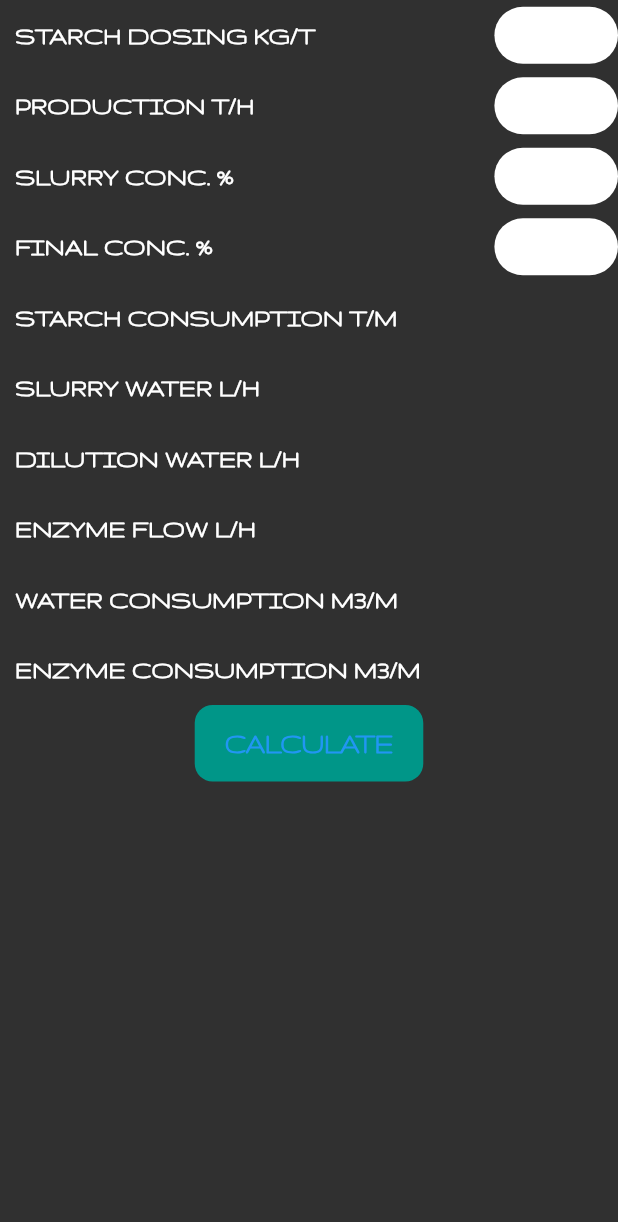
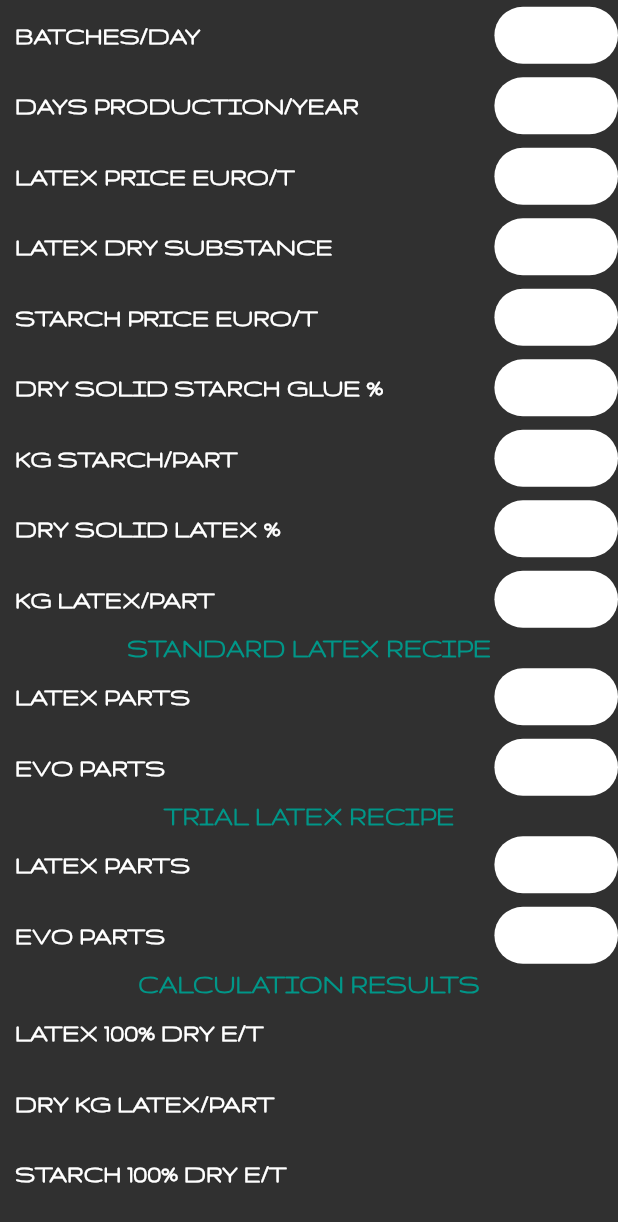
Before and after one commit to bibusDG/StarchApp, a Flutter app: the Evo widget shown alone on an empty page, opened directly with empty values, on a phone screen of 412 x 824 dp. Shown: the top 1222 px of the screen. Run offline on Flutter 3.47's test engine with Material 2 defaults, Android fonts, the phone set to English and light mode, and no system bars; our stand-ins replace webview_flutter.

Commit message:
StarchApp application

```diff
--- a/lib/calculation_page.dart
+++ b/lib/calculation_page.dart
@@ -5,6 +5,7 @@ import 'product_list.dart';
 import 'hicat_calculation.dart';
 import 'vector_calculation.dart';
 import 'enzyme_calculation.dart';
+import 'evo_calculation.dart';
 
 class CalculationPage extends StatefulWidget {
   const CalculationPage({Key? key}) : super(key: key);
@@ -42,8 +43,12 @@ class _CalculationPageState extends State<CalculationPage> {
       productDrySubstance = 'Loss on drying';
       calculationPage = Enzyme(lossOnDrying: lossOnDrying);
     }
+    if (categoryName['mainName'] == 'evo') {
+      productDrySubstance = 'Loss on drying';
+      calculationPage = Evo(lossOnDrying: lossOnDrying);
+    }
     // categoryName['mainName'] == 'vector'? productDrySubstance = 'Dry substance': null;
-    categoryName['mainName'] == 'evo' ? productDrySubstance = 'Loss on drying' : null;
+    // categoryName['mainName'] == 'evo' ? productDrySubstance = 'Loss on drying' : null;
     // categoryName['mainName'] == 'enzyme'? productDrySubstance = 'Loss on drying': null;
 
     // if (chooseStarchText != 'CHOOSE') {
@@ -132,7 +137,7 @@ class _CalculationPageState extends State<CalculationPage> {
                   child: Padding(
                     padding: const EdgeInsets.all(10.0),
                     child: Text(
-                      'STARCH DRY SUBSTANCE',
+                      'STARCH HUMIDITY',
                       style: TextStyle(fontSize: 20.0, fontFamily: 'Gruppo', fontWeight: FontWeight.bold),
                     ),
                   ),
--- a/lib/enzyme_calculation.dart
+++ b/lib/enzyme_calculation.dart
@@ -91,7 +91,7 @@ class _EnzymeState extends State<Enzyme> {
                 child: Column(
                   children: [
                     for (String inputData in inputValues.keys)
-                      inputDataRow(inputData: inputData, inputValues: inputValues, textInputColor: inputTextColor),
+                      inputDataRow(inputData: inputData, inputValues: inputValues, textInputColor: inputTextColor, minValue: 0,),
                     for (String outputData in outputValues.keys)
                       outputDataRow(outputData: outputData, outputValues: outputValues),
                     CupertinoButton(color: Colors.teal,
--- a/lib/evo_calculation.dart
+++ b/lib/evo_calculation.dart
@@ -20,48 +20,105 @@ class _EvoState extends State<Evo> {
 
 
   Map inputValues = {
-    'starch dosing kg/t': '',
-    'production t/h': '',
-    'slurry conc. %': '',
-    'final conc. %': '',
+    'batches/day': '',
+    'days production/year': '',
+    'latex price euro/t': '',
+    'latex dry substance': '',
+    'starch price euro/t': '',
+    'dry solid starch glue %': '',
+    'kg starch/part' : '',
+    'dry solid latex %': '',
+    'kg latex/part': '',
+
+
   };
 
   Map inputTextColor = {
-    'starch dosing dry kg/t': Colors.black,
-    'production t/h': Colors.black,
-    'slurry conc. %': Colors.black,
-    'final conc. %': Colors.black,
+    'batches/day': Colors.black,
+    'days production/year': Colors.black,
+    'latex price euro/t': Colors.black,
+    'latex dry substance': Colors.black,
+    'starch price euro/t': Colors.black,
+    'dry solid starch glue %': Colors.black,
+    'kg starch/part' : Colors.black,
+    'dry solid latex %': Colors.black,
+    'kg latex/part': Colors.black,
+
+  };
+  Map trialInputValues ={
+    'latex parts': '',
+    'evo parts': '',
+  };
+
+  Map standardInputValues = {
+    'latex parts' : '',
+    'evo parts': '',
   };
 
   Map outputValues = {
-    'starch consumption t/m': '',
-    'slurry water l/h': '',
-    'dilution water l/h': '',
-    'enzyme flow l/h': '',
-    'water consumption m3/m': '',
-    'enzyme consumption m3/m': '',
+    'latex 100% dry e/t': '',
+    'dry kg latex/part': '',
+    'starch 100% dry e/t': '',
+    'dry kg starch/part': '',
+    'standard cost/batch': '',
+    'trial cost/batch': '',
+    'standard cost/day': '',
+    'trial cost/day': '',
+    'standard cost/year': '',
+    'trial cost/year': '',
+    'saving/year': '',
   };
 
   void vectorCalculation() {
     setState(() {
       try {
-        var intDosing = double.parse(inputValues['starch dosing kg/t']);
-        var intFinalConc = double.parse((inputValues['final conc. %']));
-        var intSlurryConc = double.parse((inputValues['slurry conc. %']));
-        var intProduction = double.parse((inputValues['production t/h']));
 
-        // var vectorDosingComm = (intDosing/widget.lossOnDrying*100*intProduction);
-        // var dilutionWater = (widget.lossOnDrying/intFinalConc*vectorDosingComm-vectorDosingComm);
-        // var totalVolume = vectorDosingComm + dilutionWater;
-        // var totalVector = (vectorDosingComm * 24*31)/1000;
-        // var totalWater = (dilutionWater*24*31)/1000;
-        //
-        //
-        // outputValues['vector commercial l/h'] = vectorDosingComm.toStringAsFixed(1);
-        // outputValues['total volume l/h'] = totalVolume.toStringAsFixed(1);
-        // outputValues['total vector m3/m'] = totalVector.toStringAsFixed(1);
-        // outputValues['dilution water l/h'] = dilutionWater.toStringAsFixed(1);
-        // outputValues['water consumption m3/m'] = totalWater.toStringAsFixed(1);
+        var batchDay = double.parse(inputValues['batches/day']);
+        var daysProduction = double.parse(inputValues['days production/year']);
+        var latexPrice = double.parse(inputValues['latex price euro/t']);
+        var latexDrySubstance = double.parse(inputValues['latex dry substance']);
+        var evoPrice = double.parse(inputValues['starch price euro/t']);
+
+
+        var drySolidStarchGlue = double.parse(inputValues['dry solid starch glue %']);
+        var starchPart = double.parse(inputValues['kg starch/part']);
+        var drySolidLatex = double.parse(inputValues['dry solid latex %']);
+        var latexPart = double.parse(inputValues['kg latex/part']);
+
+        var standardLatexParts = double.parse(standardInputValues['latex parts']);
+        var standardEvoParts = double.parse(standardInputValues['evo parts']);
+        var trialLatexParts = double.parse(trialInputValues['latex parts']);
+        var trialEvoParts = double.parse(trialInputValues['evo parts']);
+
+        var latexDryEuro = latexPrice * 100 / latexDrySubstance;
+        var evoDryEuro = evoPrice * 100 / (100-widget.lossOnDrying);
+
+        var latexDryPart = (latexPart * drySolidLatex)/100;
+        var evoDryPart = (starchPart*drySolidStarchGlue)/ 100;
+
+        var stdBatchCost = (standardEvoParts*evoDryPart*evoDryEuro)/1000 + (standardLatexParts*latexDryPart*latexDryEuro)/1000;
+        var stdDayCost = stdBatchCost * batchDay;
+        var stdYearCost = stdDayCost*daysProduction;
+
+        var trialBatchCost = (trialEvoParts*evoDryPart*evoDryEuro)/1000 + (trialLatexParts*latexDryPart*latexDryEuro)/1000;
+        var trialDayCost = trialBatchCost * batchDay;
+        var trialYearCost = trialDayCost*daysProduction;
+
+        var yearSavings = stdYearCost - trialYearCost;
+
+        outputValues['latex 100% dry e/t'] = latexDryEuro.toStringAsFixed(1);
+        outputValues['dry kg latex/part'] = latexDryPart.toStringAsFixed(1);
+        outputValues['starch 100% dry e/t'] = evoDryEuro.toStringAsFixed(1);
+        outputValues['dry kg starch/part'] = evoDryPart.toStringAsFixed(1);
+
+        outputValues['standard cost/batch'] = stdBatchCost.toStringAsFixed(1);
+        outputValues['trial cost/batch'] = trialBatchCost.toStringAsFixed(1);
+        outputValues['standard cost/day'] = stdDayCost.toStringAsFixed(1);
+        outputValues['trial cost/day'] = trialDayCost.toStringAsFixed(1);
+        outputValues['standard cost/year'] = stdYearCost.toStringAsFixed(1);
+        outputValues['trial cost/year'] = trialYearCost.toStringAsFixed(1);
+        outputValues['saving/year'] = yearSavings.toStringAsFixed(1);
+
 
       }on FormatException{
         showCupertinoDialog<void>(
@@ -87,7 +144,36 @@ class _EvoState extends State<Evo> {
                 child: Column(
                   children: [
                     for (String inputData in inputValues.keys)
-                      inputDataRow(inputData: inputData, inputValues: inputValues, textInputColor: inputTextColor),
+                      inputDataRow(inputData: inputData, inputValues: inputValues, textInputColor: inputTextColor, minValue: 0,),
+                    Text('STANDARD LATEX RECIPE',
+                      style: TextStyle(
+                        color: Colors.teal,
+                        fontWeight: FontWeight.bold,
+                        fontSize: 19.0,
+                        fontFamily: 'Gruppo',
+
+                      ),),
+                    for (String value in standardInputValues.keys)
+                      inputDataRow(inputData: value, inputValues: standardInputValues,textInputColor: inputTextColor,minValue: -0.000000001,),
+                    Text('TRIAL LATEX RECIPE',
+                      style: TextStyle(
+                        color: Colors.teal,
+                        fontWeight: FontWeight.bold,
+                        fontSize: 19.0,
+                        fontFamily: 'Gruppo',
+
+                      ),),
+                    for (String value in trialInputValues.keys)
+                      inputDataRow(inputData: value, inputValues: trialInputValues, textInputColor: inputTextColor,minValue: -0.000000001,),
+                    Text('CALCULATION RESULTS',
+                      style: TextStyle(
+                        color: Colors.teal,
+                        fontWeight: FontWeight.bold,
+                        fontSize: 19.0,
+                        fontFamily: 'Gruppo',
+
+                      ),),
+
                     for (String outputData in outputValues.keys)
                       outputDataRow(outputData: outputData, outputValues: outputValues),
                     CupertinoButton(color: Colors.teal,
--- a/lib/hicat_calculation.dart
+++ b/lib/hicat_calculation.dart
@@ -100,7 +100,7 @@ class _HiCatState extends State<HiCat> {
                 child: Column(
               children: [
                 for (String inputData in inputValues.keys)
-                  inputDataRow(inputData: inputData, inputValues: inputValues, textInputColor: inputTextColor),
+                  inputDataRow(inputData: inputData, inputValues: inputValues, textInputColor: inputTextColor, minValue: 0,),
                 for (String outputData in outputValues.keys)
                   outputDataRow(outputData: outputData, outputValues: outputValues),
                 CupertinoButton(color: Colors.teal,
--- a/lib/input_data_row.dart
+++ b/lib/input_data_row.dart
@@ -11,11 +11,14 @@ class inputDataRow extends StatelessWidget {
     required this.inputData,
     required this.inputValues,
     required this.textInputColor,
+    required this.minValue,
+
   }) : super(key: key);
 
   final String inputData;
   final Map inputValues;
   final Map textInputColor;
+  final double minValue;
 
 
 
@@ -41,7 +44,7 @@ class inputDataRow extends StatelessWidget {
           flex: 1,
           child: CupertinoTextField(
             onSubmitted: (value) {
-              if (value.isEmpty || double.parse(value) <= 0 ){
+              if (value.isEmpty || double.parse(value) <= minValue ){
                 inputValues[inputData] = '';
                 textInputColor[inputData] = Colors.red;
                 showCupertinoDialog<void>(
--- a/lib/starch_market.dart
+++ b/lib/starch_market.dart
@@ -1,7 +1,7 @@
 
 import 'main_app_Bar.dart';
 import 'package:flutter/material.dart';
-// import 'package:webview_flutter/webview_flutter.dart';
+import 'package:webview_flutter/webview_flutter.dart';
 
 
 class MarketPage extends StatefulWidget {
@@ -24,8 +24,8 @@ class _MarketPageState extends State<MarketPage> {
     return SafeArea(
       child: Scaffold(
         appBar: mainAppBar(appBarText: categoryName['categoryName'].toUpperCase(),fontSize: 20.0,),
-        // body:WebView(initialUrl: 'https://www.agritel.com/en/fr',
-        //     javascriptMode: JavascriptMode.unrestricted),
+        body:WebView(initialUrl: 'https://www.agritel.com/en/fr',
+            javascriptMode: JavascriptMode.unrestricted),
       ),
     );
   }
--- a/lib/vector_calculation.dart
+++ b/lib/vector_calculation.dart
@@ -83,7 +83,7 @@ class _VectorState extends State<Vector> {
                 child: Column(
                   children: [
                     for (String inputData in inputValues.keys)
-                      inputDataRow(inputData: inputData, inputValues: inputValues, textInputColor: inputTextColor),
+                      inputDataRow(inputData: inputData, inputValues: inputValues, textInputColor: inputTextColor, minValue: 0,),
                     for (String outputData in outputValues.keys)
                       outputDataRow(outputData: outputData, outputValues: outputValues),
                     CupertinoButton(color: Colors.teal,
```
